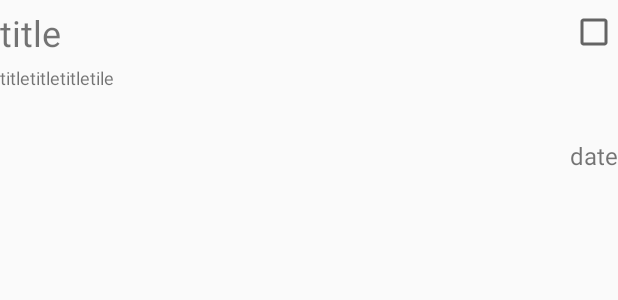
After one commit to deco52/firstMemoApp, an Android app: the layout task_recyclerview_item.xml on its own in the app's theme, with its tools: preview values and no code run, on a phone screen of 412 x 824 dp. The commit adds this screen. Shown: the top 300 px of the screen. Run offline under Robolectric (Android 15) with nearby library versions, the phone set to English and light mode, and no system bars.

Commit message:
2021231 ★大晦日なり～
Taskの一覧表示（recyclerView）の作成
チェックボックスでのタスク完了切り替えを実装

次回TODO：
　- Taskの新規作成、編集画面　のビューと口を作る
　- (タイマーや時間による見た目の変化の作成　これは12月以降  年末？　基本機能完成を目指す)

```diff
--- a/app/src/main/AndroidManifest.xml
+++ b/app/src/main/AndroidManifest.xml
@@ -18,8 +18,9 @@
         <activity android:name="com.example.firstmemoapp.view.ui.activity.NewWordActivity"></activity>
         <activity
             android:name="com.example.firstmemoapp.view.ui.activity.MainActivity"
-            android:label="@string/title_activity_main"
-            android:theme="@style/AppTheme.NoActionBar">
+            android:exported="true">
+<!--            android:label="@string/title_activity_main"-->
+<!--            android:theme="@style/AppTheme.NoActionBar">-->
             <intent-filter>
                 <action android:name="android.intent.action.MAIN" />
 
--- a/app/src/main/java/com/example/firstmemoapp/view/ui/fragment/TaskMockFragment.kt
+++ b/app/src/main/java/com/example/firstmemoapp/view/ui/fragment/TaskMockFragment.kt
@@ -11,7 +11,9 @@ import androidx.fragment.app.setFragmentResultListener
 import androidx.lifecycle.LiveData
 import com.example.firstmemoapp.databinding.FragmentEditMemoBinding
 import com.example.firstmemoapp.databinding.FragmentTaskMockBinding
+
 import com.example.firstmemoapp.databinding.FragmentTaskMockBindingImpl
+
 import com.example.firstmemoapp.google.EventObserver
 import com.example.firstmemoapp.service.model.Memo
 import com.example.firstmemoapp.service.model.Task
--- /dev/null
+++ b/app/src/main/res/layout/task_recyclerview_item.xml
@@ -0,0 +1,55 @@
+<?xml version="1.0" encoding="utf-8"?>
+<layout xmlns:android="http://schemas.android.com/apk/res/android"
+    xmlns:app="http://schemas.android.com/apk/res-auto">
+
+    <data>
+
+    </data>
+
+    <androidx.constraintlayout.widget.ConstraintLayout
+        android:layout_width="match_parent"
+        android:layout_height="120dp">
+
+        <TextView
+            android:id="@+id/title"
+            android:layout_width="0dp"
+            android:layout_height="wrap_content"
+            android:layout_marginTop="5dp"
+            android:ellipsize="end"
+            android:text="title"
+            android:textSize="24sp"
+            app:layout_constraintStart_toStartOf="parent"
+            app:layout_constraintTop_toTopOf="parent" />
+
+
+        <CheckBox
+            android:id="@+id/statusCheckBox"
+            android:layout_width="wrap_content"
+            android:layout_height="wrap_content"
+            android:layout_marginTop="5dp"
+            app:layout_constraintEnd_toEndOf="parent"
+            app:layout_constraintTop_toTopOf="parent" />
+
+        <TextView
+            android:id="@+id/details"
+            android:layout_width="wrap_content"
+            android:layout_height="wrap_content"
+            android:layout_marginTop="5dp"
+            android:ellipsize="end"
+            android:text="titletitletitletile"
+            android:textSize="12sp"
+            android:theme="@style/MyCheckBox"
+            app:layout_constraintStart_toStartOf="parent"
+            app:layout_constraintTop_toBottomOf="@id/title" />
+
+        <TextView
+            android:id="@+id/period_time"
+            android:layout_width="wrap_content"
+            android:layout_height="wrap_content"
+            android:layout_marginBottom="5dp"
+            android:text="date"
+            android:textSize="16sp"
+            app:layout_constraintBottom_toBottomOf="parent"
+            app:layout_constraintEnd_toEndOf="parent" />
+    </androidx.constraintlayout.widget.ConstraintLayout>
+</layout>
--- a/app/src/main/res/values/styles.xml
+++ b/app/src/main/res/values/styles.xml
@@ -25,4 +25,11 @@
     <style name="AppTheme.AppBarOverlay" parent="ThemeOverlay.AppCompat.Dark.ActionBar" />
 
     <style name="AppTheme.PopupOverlay" parent="ThemeOverlay.AppCompat.Light" />
+
+    <style name="MyCheckBox" parent="Theme.AppCompat.Light">
+        <!-- 枠線 -->
+        <item name="colorControlNormal">@android:color/holo_red_light</item>
+        <!-- チェック時の色 -->
+        <item name="colorControlActivated">@android:color/holo_green_light</item>
+    </style>
 </resources>
```
Also changed, not shown: app/src/main/java/com/example/firstmemoapp/view/adapter/TaskListAdapter.kt (added, +94 -0 lines), app/src/main/java/com/example/firstmemoapp/view/ui/activity/MainActivity.kt (+7 -3 lines), app/src/main/java/com/example/firstmemoapp/view/ui/fragment/TopMemoListFragment.kt (+13 -8 lines), app/src/main/java/com/example/firstmemoapp/view/ui/fragment/TopTaskListFragment.kt (added, +160 -0 lines), app/src/main/java/com/example/firstmemoapp/viewModel/TaskListViewModel.kt (added, +55 -0 lines), app/src/main/res/layout/fragment_top_task_list.xml (added, +26 -0 lines).
